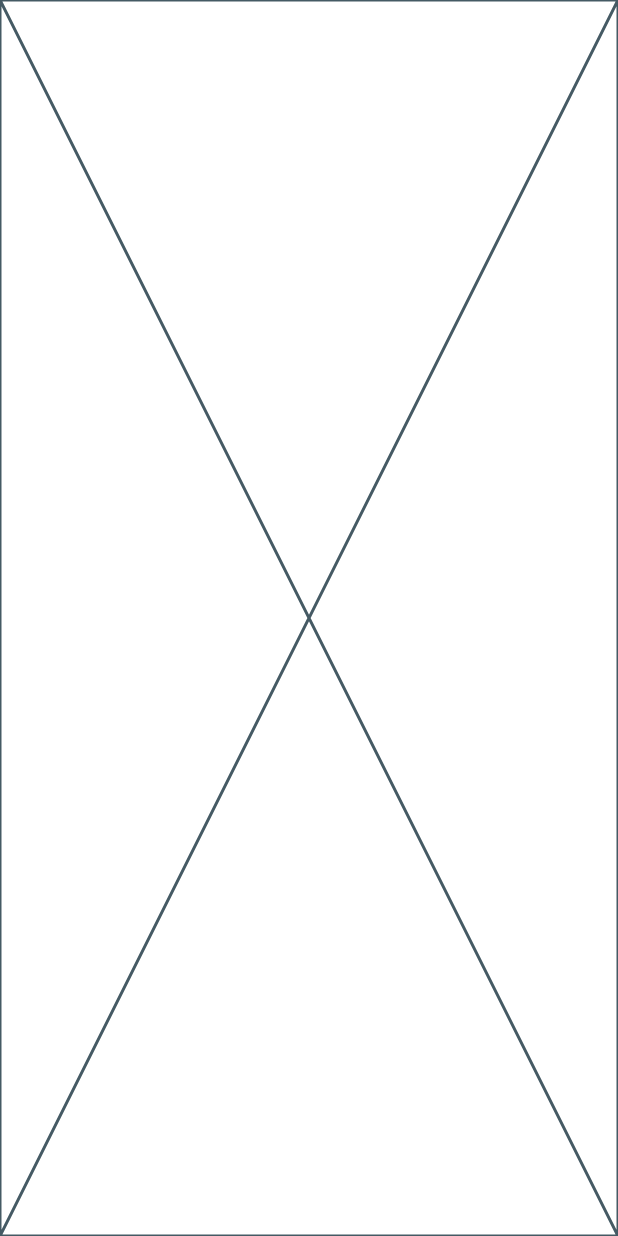
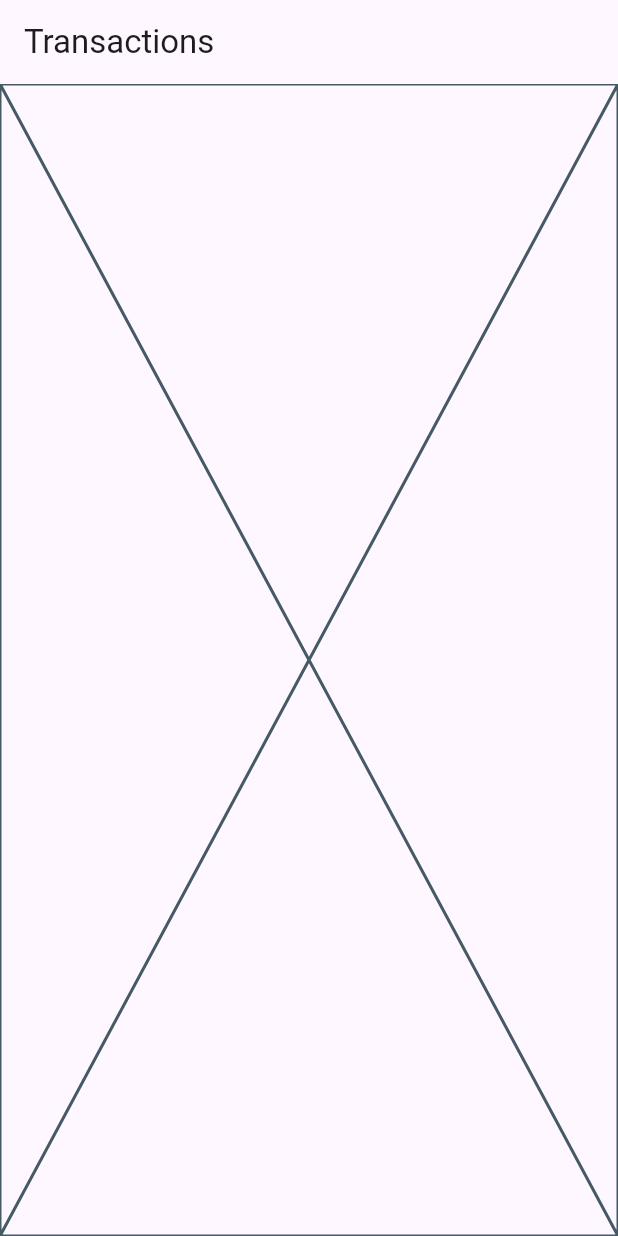
Before and after one commit to eliiimbek/personal_finance, a Flutter app: the screen it shows after launch, on a phone screen of 412 x 824 dp. Run offline on Flutter 3.47's test engine with Material 3 defaults, Android fonts, the phone set to English and light mode, and no system bars.

Commit message:
Created basic structure

```diff
--- a/lib/personal_finance.dart
+++ b/lib/personal_finance.dart
@@ -1,4 +1,5 @@
 import 'package:flutter/material.dart';
+import 'package:personal_finance/screens/transactions_screen.dart';
 
 class PersonalFinance extends StatefulWidget {
   const PersonalFinance({super.key});
@@ -10,6 +11,11 @@ class PersonalFinance extends StatefulWidget {
 class _PersonalFinanceState extends State<PersonalFinance> {
   @override
   Widget build(BuildContext context) {
-    return const Placeholder();
+    return Scaffold(
+      appBar: AppBar(
+        title: Text('Transactions'),
+      ),
+      body: Transactions(),
+    );
   }
 }
```
Also changed, not shown: lib/screens/transactions_screen.dart (renamed from lib/screens/transactions.dart).
